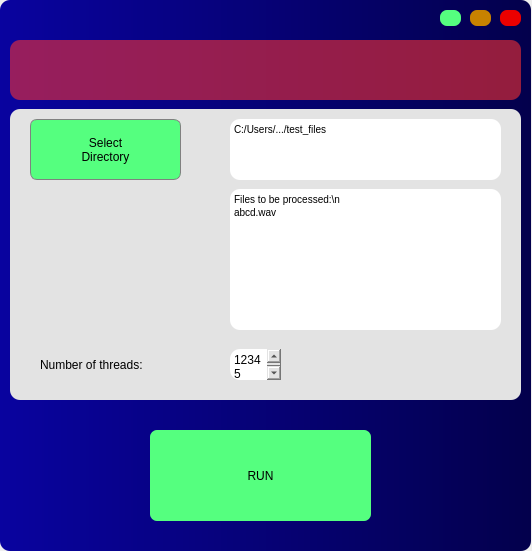
The window that coughv2.ui (spl-icsforth/CoughDetection) describes before a commit, drawn with Qt 5.
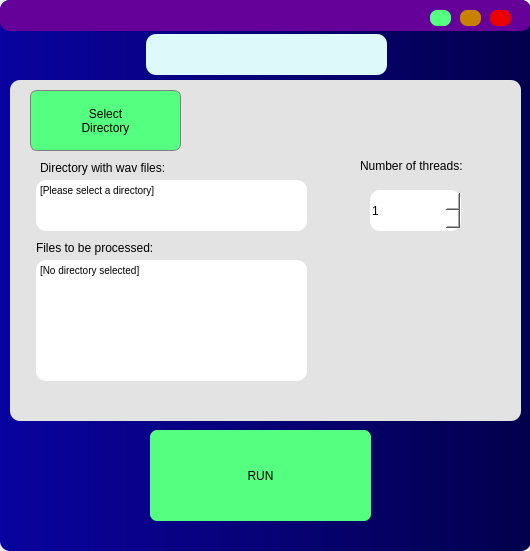
The same window after the commit.

The edit to the form file:
```diff
--- a/coughv2.ui
+++ b/coughv2.ui
@@ -6,7 +6,7 @@
    <rect>
     <x>0</x>
     <y>0</y>
-    <width>532</width>
+    <width>530</width>
     <height>551</height>
    </rect>
   </property>
@@ -35,94 +35,6 @@
     <property name="frameShadow">
      <enum>QFrame::Raised</enum>
     </property>
-    <widget class="QPushButton" name="btn_min">
-     <property name="geometry">
-      <rect>
-       <x>440</x>
-       <y>10</y>
-       <width>21</width>
-       <height>16</height>
-      </rect>
-     </property>
-     <property name="styleSheet">
-      <string notr="true">QPushButton{ 
-border:none; 
-border-radius: 7px; 
-background-color: rgb(85, 255, 127);
-}
-QPushButton:hover{
-background-color: rgb(85, 255, 127, 150);
-}</string>
-     </property>
-     <property name="text">
-      <string/>
-     </property>
-    </widget>
-    <widget class="QPushButton" name="btn_max">
-     <property name="geometry">
-      <rect>
-       <x>470</x>
-       <y>10</y>
-       <width>21</width>
-       <height>16</height>
-      </rect>
-     </property>
-     <property name="styleSheet">
-      <string notr="true">QPushButton{ 
-border:none; 
-border-radius: 7px; 
-background-color: rgb(200, 130, 0);
-}
-QPushButton:hover{
-background-color: rgb(200, 130, 0, 150);
-}</string>
-     </property>
-     <property name="text">
-      <string/>
-     </property>
-    </widget>
-    <widget class="QPushButton" name="btn_exit">
-     <property name="geometry">
-      <rect>
-       <x>500</x>
-       <y>10</y>
-       <width>21</width>
-       <height>16</height>
-      </rect>
-     </property>
-     <property name="styleSheet">
-      <string notr="true">QPushButton{ 
-border:none; 
-border-radius: 7px; 
-background-color: rgb(235, 0, 0);
-}
-QPushButton:hover{
-background-color: rgb(235,0,0, 150);
-}</string>
-     </property>
-     <property name="text">
-      <string/>
-     </property>
-    </widget>
-    <widget class="QFrame" name="LOGO">
-     <property name="geometry">
-      <rect>
-       <x>10</x>
-       <y>40</y>
-       <width>511</width>
-       <height>60</height>
-      </rect>
-     </property>
-     <property name="styleSheet">
-      <string notr="true">background-color: rgb(250,50, 50, 150);</string>
-     </property>
-     <property name="frameShape">
-      <enum>QFrame::StyledPanel</enum>
-     </property>
-     <property name="frameShadow">
-      <enum>QFrame::Raised</enum>
-     </property>
-    </widget>
     <widget class="QPushButton" name="btn_run">
      <property name="geometry">
       <rect>
@@ -150,9 +62,9 @@
      <property name="geometry">
       <rect>
        <x>10</x>
-       <y>109</y>
+       <y>80</y>
        <width>511</width>
-       <height>291</height>
+       <height>341</height>
       </rect>
      </property>
      <property name="styleSheet">
@@ -191,10 +103,10 @@
      <widget class="QTextBrowser" name="wav_folder">
       <property name="geometry">
        <rect>
-        <x>220</x>
-        <y>10</y>
+        <x>26</x>
+        <y>100</y>
         <width>271</width>
-        <height>61</height>
+        <height>51</height>
        </rect>
       </property>
       <property name="styleSheet">
@@ -205,14 +117,14 @@
 &lt;html&gt;&lt;head&gt;&lt;meta name=&quot;qrichtext&quot; content=&quot;1&quot; /&gt;&lt;style type=&quot;text/css&quot;&gt;
 p, li { white-space: pre-wrap; }
 &lt;/style&gt;&lt;/head&gt;&lt;body style=&quot; font-family:'MS Shell Dlg 2'; font-size:7.8pt; font-weight:400; font-style:normal;&quot;&gt;
-&lt;p style=&quot; margin-top:0px; margin-bottom:0px; margin-left:0px; margin-right:0px; -qt-block-indent:0; text-indent:0px;&quot;&gt;C:/Users/.../test_files&lt;/p&gt;&lt;/body&gt;&lt;/html&gt;</string>
+&lt;p style=&quot; margin-top:0px; margin-bottom:0px; margin-left:0px; margin-right:0px; -qt-block-indent:0; text-indent:0px;&quot;&gt;[Please select a directory]&lt;/p&gt;&lt;/body&gt;&lt;/html&gt;</string>
       </property>
      </widget>
      <widget class="QLabel" name="label_2">
       <property name="geometry">
        <rect>
-        <x>30</x>
-        <y>240</y>
+        <x>350</x>
+        <y>70</y>
         <width>141</width>
         <height>31</height>
        </rect>
@@ -221,42 +133,170 @@
        <string>Number of threads:</string>
       </property>
      </widget>
-     <widget class="QPlainTextEdit" name="threads_num">
-      <property name="geometry">
-       <rect>
-        <x>220</x>
-        <y>240</y>
-        <width>51</width>
-        <height>31</height>
-       </rect>
-      </property>
-      <property name="styleSheet">
-       <string notr="true">background-color: rgb(255, 255, 255);</string>
-      </property>
-      <property name="plainText">
-       <string>12345
-</string>
-      </property>
-     </widget>
      <widget class="QTextBrowser" name="wavs">
       <property name="geometry">
        <rect>
-        <x>220</x>
+        <x>26</x>
+        <y>180</y>
+        <width>271</width>
+        <height>121</height>
+       </rect>
+      </property>
+      <property name="styleSheet">
+       <string notr="true">background-color:rgb(255, 255, 255)</string>
+      </property>
+      <property name="html">
+       <string>&lt;!DOCTYPE HTML PUBLIC &quot;-//W3C//DTD HTML 4.0//EN&quot; &quot;http://www.w3.org/TR/REC-html40/strict.dtd&quot;&gt;
+&lt;html&gt;&lt;head&gt;&lt;meta name=&quot;qrichtext&quot; content=&quot;1&quot; /&gt;&lt;style type=&quot;text/css&quot;&gt;
+p, li { white-space: pre-wrap; }
+&lt;/style&gt;&lt;/head&gt;&lt;body style=&quot; font-family:'MS Shell Dlg 2'; font-size:7.8pt; font-weight:400; font-style:normal;&quot;&gt;
+&lt;p style=&quot; margin-top:0px; margin-bottom:0px; margin-left:0px; margin-right:0px; -qt-block-indent:0; text-indent:0px;&quot;&gt;[No directory selected]&lt;/p&gt;&lt;/body&gt;&lt;/html&gt;</string>
+      </property>
+     </widget>
+     <widget class="QLabel" name="label">
+      <property name="geometry">
+       <rect>
+        <x>30</x>
         <y>80</y>
-        <width>271</width>
-        <height>141</height>
+        <width>151</width>
+        <height>16</height>
        </rect>
       </property>
+      <property name="text">
+       <string>Directory with wav files:</string>
+      </property>
+     </widget>
+     <widget class="QLabel" name="label_3">
+      <property name="geometry">
+       <rect>
+        <x>26</x>
+        <y>160</y>
+        <width>151</width>
+        <height>16</height>
+       </rect>
+      </property>
+      <property name="text">
+       <string>Files to be processed:</string>
+      </property>
+     </widget>
+     <widget class="QSpinBox" name="num_of_threads">
+      <property name="geometry">
+       <rect>
+        <x>360</x>
+        <y>110</y>
+        <width>91</width>
+        <height>41</height>
+       </rect>
+      </property>
       <property name="styleSheet">
-       <string notr="true">background-color:rgb(255, 255, 255)</string>
+       <string notr="true">background-color: rgb(255, 255, 255);</string>
       </property>
-      <property name="html">
-       <string>&lt;!DOCTYPE HTML PUBLIC &quot;-//W3C//DTD HTML 4.0//EN&quot; &quot;http://www.w3.org/TR/REC-html40/strict.dtd&quot;&gt;
-&lt;html&gt;&lt;head&gt;&lt;meta name=&quot;qrichtext&quot; content=&quot;1&quot; /&gt;&lt;style type=&quot;text/css&quot;&gt;
-p, li { white-space: pre-wrap; }
-&lt;/style&gt;&lt;/head&gt;&lt;body style=&quot; font-family:'MS Shell Dlg 2'; font-size:7.8pt; font-weight:400; font-style:normal;&quot;&gt;
-&lt;p style=&quot; margin-top:0px; margin-bottom:0px; margin-left:0px; margin-right:0px; -qt-block-indent:0; text-indent:0px;&quot;&gt;Files to be processed:\n&lt;/p&gt;
-&lt;p style=&quot; margin-top:0px; margin-bottom:0px; margin-left:0px; margin-right:0px; -qt-block-indent:0; text-indent:0px;&quot;&gt;abcd.wav&lt;/p&gt;&lt;/body&gt;&lt;/html&gt;</string>
+      <property name="minimum">
+       <number>1</number>
+      </property>
+      <property name="maximum">
+       <number>20</number>
+      </property>
+     </widget>
+    </widget>
+    <widget class="QTextBrowser" name="textBrowser">
+     <property name="geometry">
+      <rect>
+       <x>146</x>
+       <y>34</y>
+       <width>241</width>
+       <height>41</height>
+      </rect>
+     </property>
+     <property name="styleSheet">
+      <string notr="true">background-color: rgb(221, 249, 249)</string>
+     </property>
+    </widget>
+    <widget class="QFrame" name="frame_3">
+     <property name="geometry">
+      <rect>
+       <x>0</x>
+       <y>0</y>
+       <width>531</width>
+       <height>31</height>
+      </rect>
+     </property>
+     <property name="styleSheet">
+      <string notr="true">background-color: rgb(101, 0, 152);</string>
+     </property>
+     <property name="frameShape">
+      <enum>QFrame::StyledPanel</enum>
+     </property>
+     <property name="frameShadow">
+      <enum>QFrame::Raised</enum>
+     </property>
+     <widget class="QPushButton" name="btn_max">
+      <property name="geometry">
+       <rect>
+        <x>460</x>
+        <y>10</y>
+        <width>21</width>
+        <height>16</height>
+       </rect>
+      </property>
+      <property name="styleSheet">
+       <string notr="true">QPushButton{ 
+border:none; 
+border-radius: 7px; 
+background-color: rgb(200, 130, 0);
+}
+QPushButton:hover{
+background-color: rgb(200, 130, 0, 150);
+}</string>
+      </property>
+      <property name="text">
+       <string/>
+      </property>
+     </widget>
+     <widget class="QPushButton" name="btn_min">
+      <property name="geometry">
+       <rect>
+        <x>430</x>
+        <y>10</y>
+        <width>21</width>
+        <height>16</height>
+       </rect>
+      </property>
+      <property name="styleSheet">
+       <string notr="true">QPushButton{ 
+border:none; 
+border-radius: 7px; 
+background-color: rgb(85, 255, 127);
+}
+QPushButton:hover{
+background-color: rgb(85, 255, 127, 150);
+}</string>
+      </property>
+      <property name="text">
+       <string/>
+      </property>
+     </widget>
+     <widget class="QPushButton" name="btn_exit">
+      <property name="geometry">
+       <rect>
+        <x>490</x>
+        <y>10</y>
+        <width>21</width>
+        <height>16</height>
+       </rect>
+      </property>
+      <property name="styleSheet">
+       <string notr="true">QPushButton{ 
+border:none; 
+border-radius: 7px; 
+background-color: rgb(235, 0, 0);
+}
+QPushButton:hover{
+background-color: rgb(235,0,0, 150);
+}</string>
+      </property>
+      <property name="text">
+       <string/>
       </property>
      </widget>
     </widget>
```
